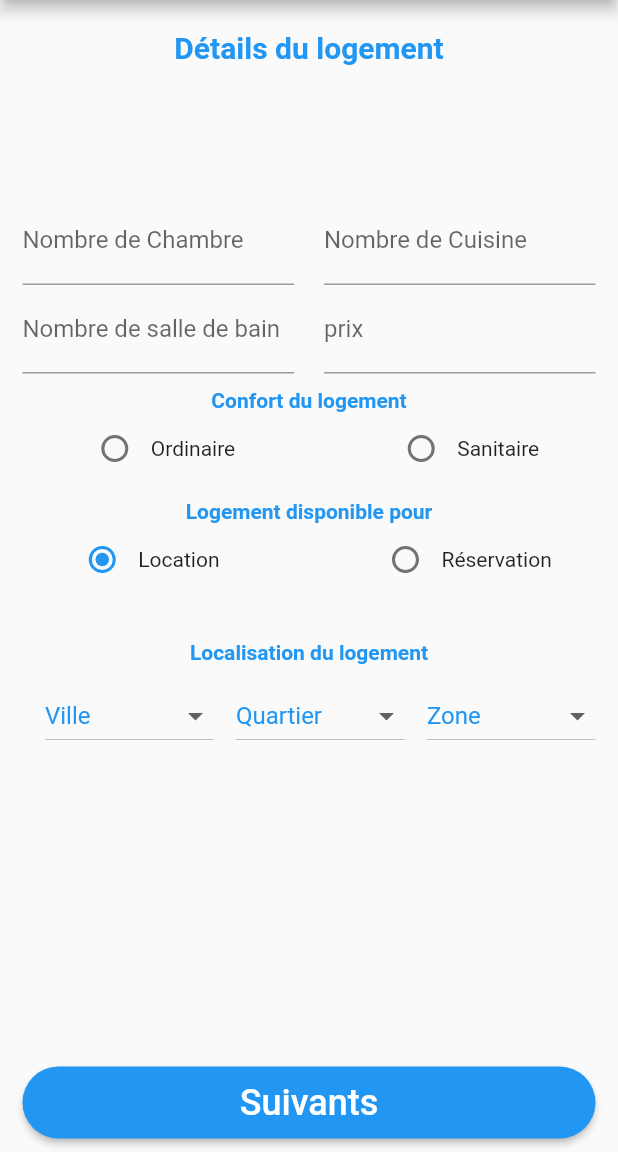
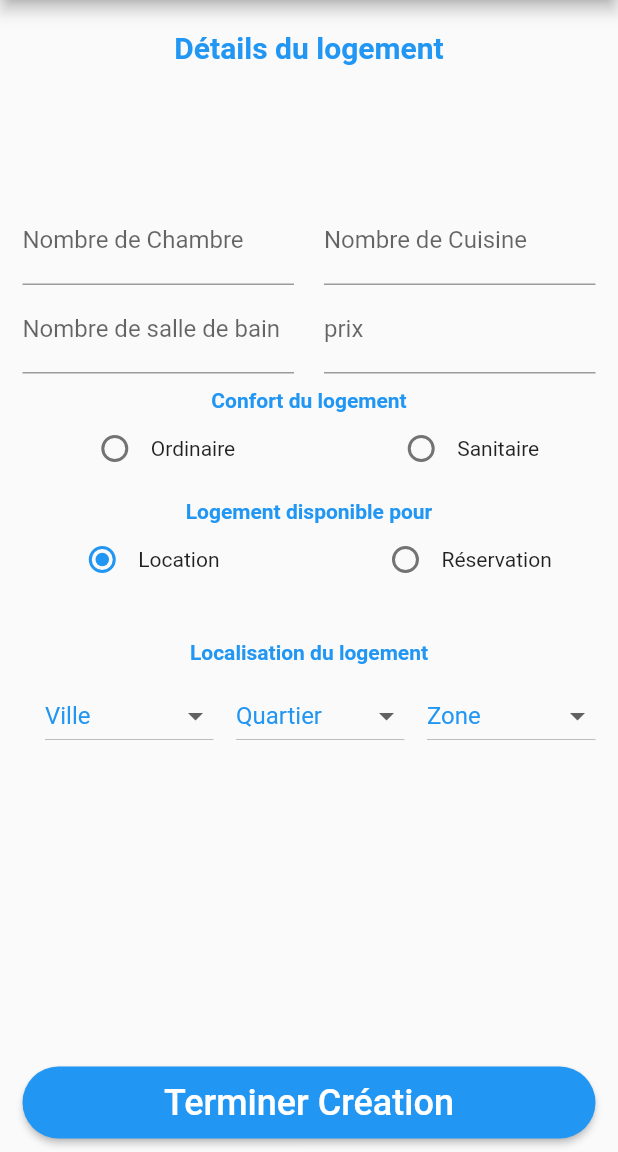
Before and after one commit to cyrDominicytos/Hohaya, a Flutter app: the CreerGites screen opened by its route, on a phone screen of 412 x 824 dp, the part 84-1236 px from its top. Run offline on Flutter 3.47's test engine with Material 2 defaults, Android fonts, the phone set to English and light mode, and no system bars; our stand-ins replace carousel_slider, image_picker, simple_animations.

Commit message:
Reprise du projet: carossel ok page 2 ok +

```diff
--- a/lib/proprietaire/CreerGites.dart
+++ b/lib/proprietaire/CreerGites.dart
@@ -35,6 +35,14 @@ class _CreerGitesState extends State<CreerGites> {
 
   @override
   Widget build(BuildContext context) {
+    double screenHeight = MediaQuery
+        .of(context)
+        .size
+        .height,
+        screenWidth = MediaQuery
+            .of(context)
+            .size
+            .width;
     return Scaffold(
         appBar: AppBar(
           title: Text(
@@ -321,32 +329,37 @@ class _CreerGitesState extends State<CreerGites> {
               SizedBox(
                 height: 150.0,
               ),
-              Column(
+              Container(
+                width: screenWidth - (screenWidth / 3),
+                child: Column(
                   crossAxisAlignment: CrossAxisAlignment.stretch,
                   children: <Widget>[
+
                     RaisedButton(
+                        onPressed: () {
+                          Navigator.of(context).pushNamed(
+                              "/CreerGitesPage2");
+                        },
                         color: Colors.blue,
                         textColor: Colors.white,
                         child: Padding(
                             padding: EdgeInsets.all(10.0),
                             child: Row(
                               mainAxisAlignment: MainAxisAlignment.spaceEvenly,
+
                               children: <Widget>[
-                              GestureDetector(
-                                onTap: () {
-                                  Navigator.of(context).pushNamed(
-                                      "/CreerGitesPage2");
-                                },
-                                child: Text("Suivants", style: TextStyle(
+
+                                Text("Terminer Création", style: TextStyle(
                                     fontSize: 24.0)),
-                              )
+
 
                               ],
                             )),
-                      onPressed: () {},
                         shape: new RoundedRectangleBorder(
                             borderRadius: new BorderRadius.circular(30.0))),
+
                   ],
+                ),
               ),
             ],
           ),
```
Also changed, not shown: lib/proprietaire/CreerGitesPage2.dart (+71 -3 lines). Lines whose indentation alone changed are shown as unchanged.
